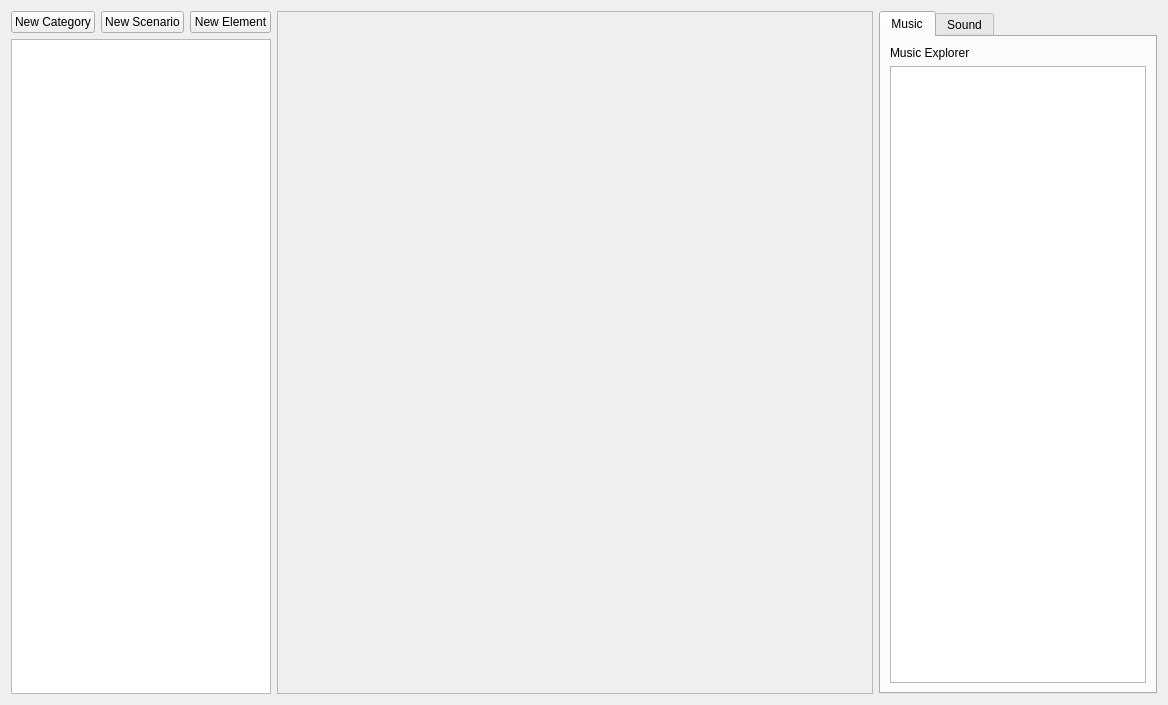
Qt form editors/audioeditor.ui (PhilInTheGaps/GM-Companion) before a commit.
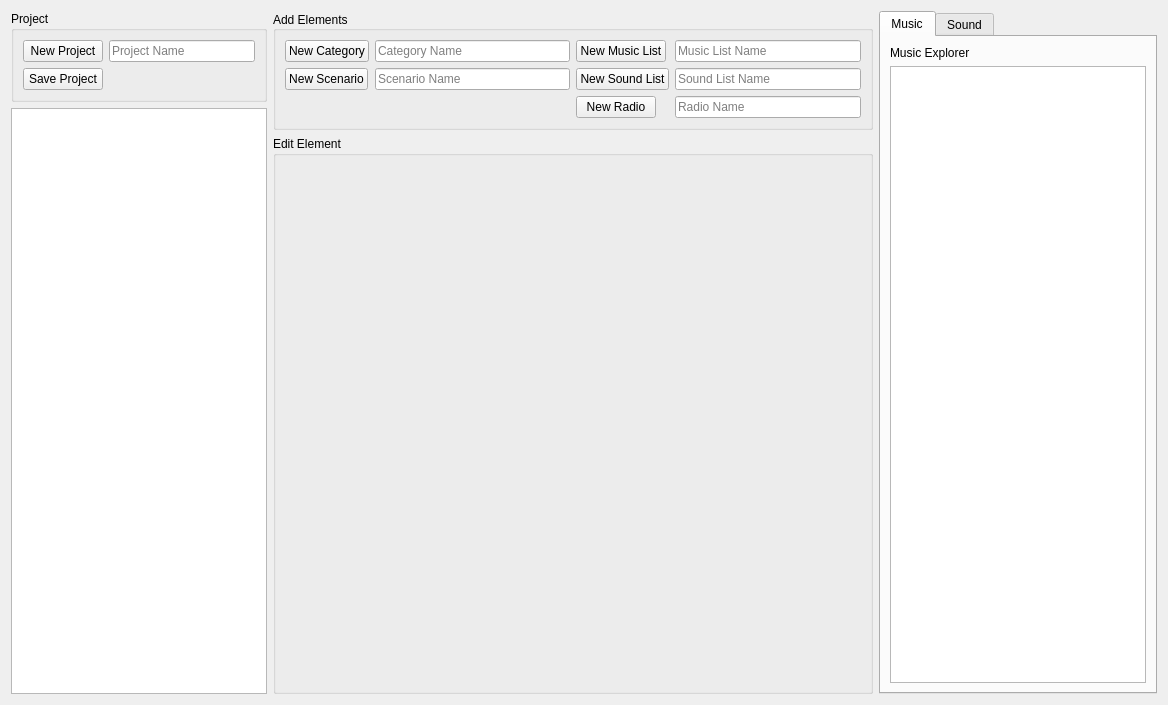
The same form after that commit.

Commit message: Audio Editor can create a new project and add categories

Diff of the .ui file:
```diff
--- a/editors/audioeditor.ui
+++ b/editors/audioeditor.ui
@@ -17,52 +17,61 @@
    <item>
     <layout class="QVBoxLayout" name="verticalLayout">
      <item>
-      <layout class="QHBoxLayout" name="horizontalLayout_2">
-       <item>
-        <widget class="QPushButton" name="pushButton_newCategory">
+      <widget class="QGroupBox" name="groupBox_3">
          <property name="sizePolicy">
-          <sizepolicy hsizetype="Maximum" vsizetype="Fixed">
+        <sizepolicy hsizetype="Maximum" vsizetype="Maximum">
            <horstretch>0</horstretch>
            <verstretch>0</verstretch>
           </sizepolicy>
          </property>
+       <property name="maximumSize">
+        <size>
+         <width>256</width>
+         <height>16777215</height>
+        </size>
+       </property>
+       <property name="title">
+        <string>Project</string>
+       </property>
+       <layout class="QVBoxLayout" name="verticalLayout_4">
+        <item>
+         <layout class="QFormLayout" name="formLayout_3">
+          <item row="1" column="0">
+           <widget class="QPushButton" name="pushButton_newProject">
          <property name="text">
-          <string>New Category</string>
+             <string>New Project</string>
          </property>
         </widget>
        </item>
-       <item>
-        <widget class="QPushButton" name="pushButton_newScenario">
-         <property name="sizePolicy">
-          <sizepolicy hsizetype="Maximum" vsizetype="Fixed">
-           <horstretch>0</horstretch>
-           <verstretch>0</verstretch>
-          </sizepolicy>
-         </property>
+          <item row="2" column="0">
+           <widget class="QPushButton" name="pushButton_save">
          <property name="text">
-          <string>New Scenario</string>
+             <string>Save Project</string>
          </property>
         </widget>
        </item>
-       <item>
-        <widget class="QPushButton" name="pushButton_newElement">
+          <item row="1" column="1">
+           <widget class="QLineEdit" name="lineEdit_project">
          <property name="sizePolicy">
-          <sizepolicy hsizetype="Maximum" vsizetype="Fixed">
+             <sizepolicy hsizetype="Preferred" vsizetype="Fixed">
            <horstretch>0</horstretch>
            <verstretch>0</verstretch>
           </sizepolicy>
          </property>
-         <property name="text">
-          <string>New Element</string>
+            <property name="placeholderText">
+             <string>Project Name</string>
          </property>
         </widget>
        </item>
       </layout>
+        </item>
+       </layout>
+      </widget>
      </item>
      <item>
       <widget class="QTreeWidget" name="treeWidget">
        <property name="sizePolicy">
-        <sizepolicy hsizetype="Ignored" vsizetype="Expanding">
+        <sizepolicy hsizetype="Preferred" vsizetype="Expanding">
          <horstretch>0</horstretch>
          <verstretch>0</verstretch>
         </sizepolicy>
@@ -101,20 +110,114 @@
     </layout>
    </item>
    <item>
-    <widget class="QFrame" name="frame">
+    <layout class="QVBoxLayout" name="verticalLayout_5">
+     <item>
+      <widget class="QGroupBox" name="groupBox_2">
      <property name="sizePolicy">
-      <sizepolicy hsizetype="Expanding" vsizetype="Preferred">
+        <sizepolicy hsizetype="Preferred" vsizetype="Maximum">
        <horstretch>0</horstretch>
        <verstretch>0</verstretch>
       </sizepolicy>
      </property>
-     <property name="frameShape">
-      <enum>QFrame::StyledPanel</enum>
-     </property>
-     <property name="frameShadow">
-      <enum>QFrame::Raised</enum>
-     </property>
-    </widget>
+       <property name="title">
+        <string>Add Elements</string>
+       </property>
+       <property name="alignment">
+        <set>Qt::AlignLeading|Qt::AlignLeft|Qt::AlignVCenter</set>
+       </property>
+       <property name="checkable">
+        <bool>false</bool>
+       </property>
+       <layout class="QHBoxLayout" name="horizontalLayout_6">
+        <item>
+         <layout class="QFormLayout" name="formLayout">
+          <item row="2" column="0">
+           <widget class="QPushButton" name="pushButton_newCategory">
+            <property name="text">
+             <string>New Category</string>
+            </property>
+           </widget>
+          </item>
+          <item row="3" column="0">
+           <widget class="QPushButton" name="pushButton_newScenario">
+            <property name="text">
+             <string>New Scenario</string>
+            </property>
+           </widget>
+          </item>
+          <item row="2" column="1">
+           <widget class="QLineEdit" name="lineEdit_category">
+            <property name="placeholderText">
+             <string>Category Name</string>
+            </property>
+           </widget>
+          </item>
+          <item row="3" column="1">
+           <widget class="QLineEdit" name="lineEdit_scenario">
+            <property name="placeholderText">
+             <string>Scenario Name</string>
+            </property>
+           </widget>
+          </item>
+         </layout>
+        </item>
+        <item>
+         <layout class="QFormLayout" name="formLayout_2">
+          <item row="0" column="0">
+           <widget class="QPushButton" name="pushButton_newMusicList">
+            <property name="text">
+             <string>New Music List</string>
+            </property>
+           </widget>
+          </item>
+          <item row="1" column="0">
+           <widget class="QPushButton" name="pushButton_newSoundList">
+            <property name="text">
+             <string>New Sound List</string>
+            </property>
+           </widget>
+          </item>
+          <item row="2" column="0">
+           <widget class="QPushButton" name="pushButton_newRadio">
+            <property name="text">
+             <string>New Radio</string>
+            </property>
+           </widget>
+          </item>
+          <item row="0" column="1">
+           <widget class="QLineEdit" name="lineEdit_musicList">
+            <property name="placeholderText">
+             <string>Music List Name</string>
+            </property>
+           </widget>
+          </item>
+          <item row="1" column="1">
+           <widget class="QLineEdit" name="lineEdit_soundList">
+            <property name="placeholderText">
+             <string>Sound List Name</string>
+            </property>
+           </widget>
+          </item>
+          <item row="2" column="1">
+           <widget class="QLineEdit" name="lineEdit_radio">
+            <property name="placeholderText">
+             <string>Radio Name</string>
+            </property>
+           </widget>
+          </item>
+         </layout>
+        </item>
+       </layout>
+      </widget>
+     </item>
+     <item>
+      <widget class="QGroupBox" name="groupBox">
+       <property name="title">
+        <string>Edit Element</string>
+       </property>
+      </widget>
+     </item>
+    </layout>
    </item>
    <item>
     <widget class="QTabWidget" name="tabWidget">
```
Lines whose indentation alone changed are shown as unchanged. The commit also changes 2 other files.
